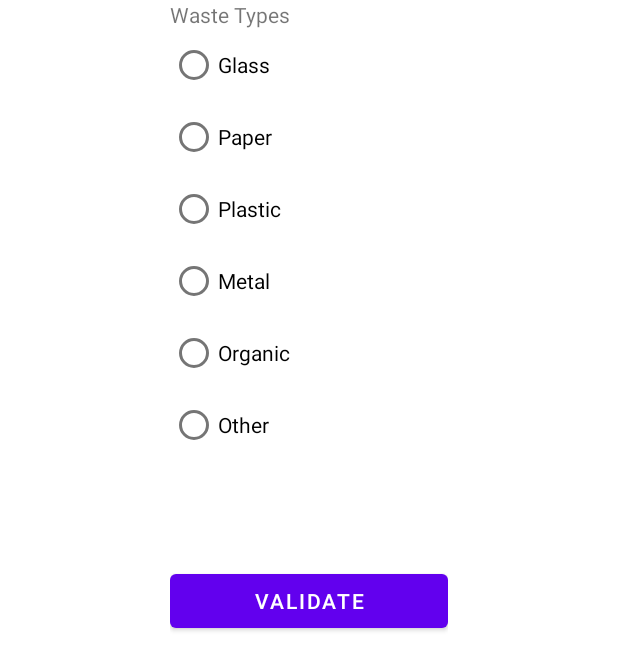
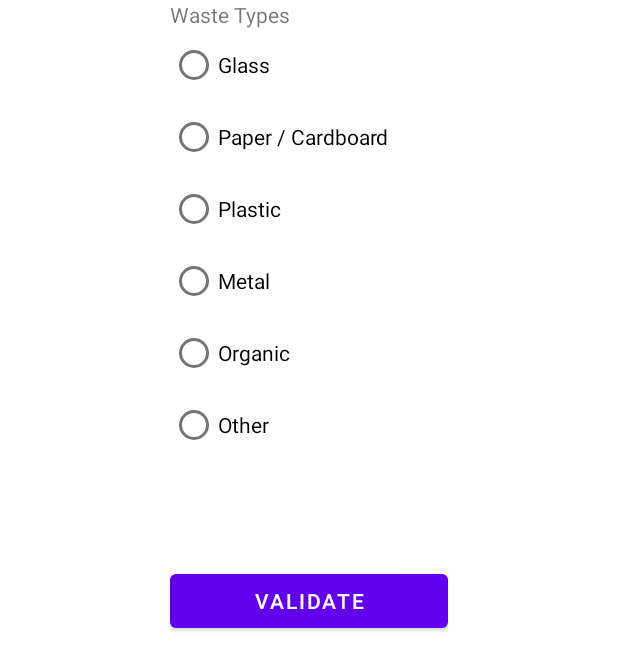
Before and after one commit to CharlyAguettaz/p222, an Android app: the layout activity__waste_sorting.xml on its own in the app's theme, with its tools: preview values and no code run, on a phone screen of 412 x 824 dp. Shown: the top 670 px of the screen. Run offline under Robolectric (Android 15) with nearby library versions, the phone set to English and light mode, and no system bars.

Commit message:
Maj : language pour la page "WasteSorting"

```diff
--- a/app/src/main/res/layout/activity__waste_sorting.xml
+++ b/app/src/main/res/layout/activity__waste_sorting.xml
@@ -22,7 +22,7 @@
             android:id="@+id/txt_waste_type"
             android:layout_width="wrap_content"
             android:layout_height="wrap_content"
-            android:text="Waste Types" />
+            android:text="@string/waste_types" />
 
         <RadioGroup
             android:id="@+id/rd_waste_choice"
@@ -33,37 +33,37 @@
                 android:id="@+id/rdbt_glass"
                 android:layout_width="match_parent"
                 android:layout_height="wrap_content"
-                android:text="Glass" />
+                android:text="@string/wt_glass" />
 
             <RadioButton
                 android:id="@+id/rdbt_paper"
                 android:layout_width="match_parent"
                 android:layout_height="wrap_content"
-                android:text="Paper" />
+                android:text="@string/wt_paper" />
 
             <RadioButton
                 android:id="@+id/rdbt_plastic"
                 android:layout_width="match_parent"
                 android:layout_height="wrap_content"
-                android:text="Plastic" />
+                android:text="@string/wt_plastic" />
 
             <RadioButton
                 android:id="@+id/rdbt_metal"
                 android:layout_width="match_parent"
                 android:layout_height="wrap_content"
-                android:text="Metal" />
+                android:text="@string/wt_metal" />
 
             <RadioButton
                 android:id="@+id/rdbt_organic"
                 android:layout_width="match_parent"
                 android:layout_height="wrap_content"
-                android:text="Organic" />
+                android:text="@string/wt_organic" />
 
             <RadioButton
                 android:id="@+id/rdbt_other"
                 android:layout_width="match_parent"
                 android:layout_height="wrap_content"
-                android:text="Other" />
+                android:text="@string/wt_other" />
 
         </RadioGroup>
 
@@ -71,7 +71,7 @@
             android:id="@+id/bt_validate"
             android:layout_width="match_parent"
             android:layout_height="wrap_content"
-            android:text="Validate" />
+            android:text="@string/validate" />
     </LinearLayout>
 
 </androidx.constraintlayout.widget.ConstraintLayout>
--- a/app/src/main/res/values/strings.xml
+++ b/app/src/main/res/values/strings.xml
@@ -4,4 +4,12 @@
     <string name="trier">Sorting</string>
     <string name="ou_trier">Where to sort</string>
     <string name="profil_points">Profil and Points</string>
+    <string name="waste_types">Waste Types</string>
+    <string name="wt_glass">Glass</string>
+    <string name="wt_paper">Paper / Cardboard</string>
+    <string name="wt_plastic">Plastic</string>
+    <string name="wt_metal">Metal</string>
+    <string name="wt_other">Other</string>
+    <string name="validate">Validate</string>
+    <string name="wt_organic">Organic</string>
 </resources>
```
Also changed, not shown: 1 other file.
